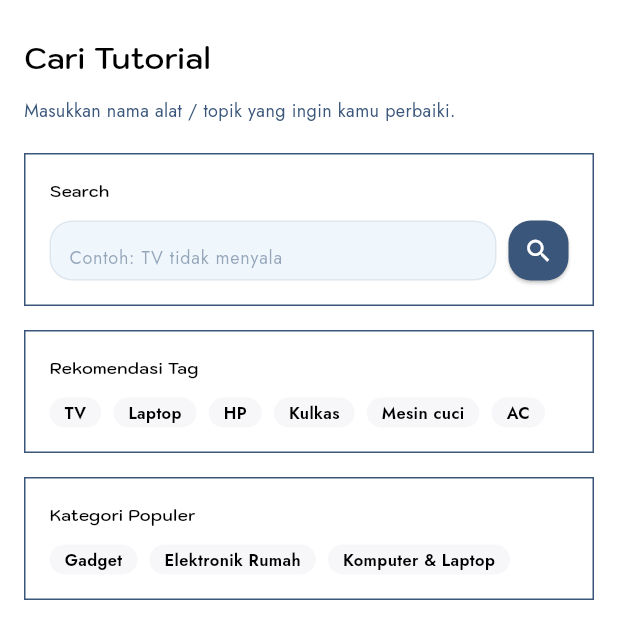
After one commit to terpalb24/PBL-TRPL310-Ufix-Panduan-servis-video, a Flutter app: the Search screen opened directly, on a phone screen of 412 x 824 dp. The commit adds this screen. Shown: the top 639 px of the screen. Run offline on Flutter 3.47's test engine with Material 3 defaults, Android fonts, the phone set to English and light mode, and no system bars; missing offline and left inert: media_kit, media_kit_video; accounts and stored records are empty; network calls fail.

Commit message:
for website

```diff
--- a/ufix_backend/package.json
+++ b/ufix_backend/package.json
@@ -16,6 +16,7 @@
     "dotenv": "^17.2.3",
     "express": "^5.1.0",
     "jsonwebtoken": "^9.0.2",
+    "lucide-react": "^0.561.0",
     "multer": "^2.0.2",
     "mysql2": "^3.15.3",
     "nodemon": "^3.1.9"
--- a/ufix_mobile/lib/main.dart
+++ b/ufix_mobile/lib/main.dart
@@ -12,7 +12,7 @@ import 'screen/login.dart';
 import 'screen/signup.dart';
 import 'screen/mainScreen.dart';
 import 'screen/history.dart';
-import 'screen/settings.dart';
+import 'screen/profile.dart';
 import 'screen/fakeplayer.dart';
 import 'screen/comments.dart';
 
@@ -39,7 +39,7 @@ class MyApp extends StatelessWidget {
         '/front': (context) => FrontScreen(), // Fixed: frontScreen -> FrontScreen
         '/searched_videos': (context) => SearchedVideos(),
         '/history': (context) => History(),
-        '/settings': (context) => Settings(),
+        '/profile': (context) => ProfilePage(),
         '/homepage':(context) => Homepage(),
         '/comments': (context) => CommentsScreen(),
       },
--- a/ufix_mobile/lib/screen/homepage.dart
+++ b/ufix_mobile/lib/screen/homepage.dart
@@ -85,7 +85,7 @@ class _HomepageState extends State<Homepage> {
 
   Future<void> _loadUserData() async {
     setState(() {
-      _userName = AuthManager.currentUser?.displayName ?? 'User';
+      _userName = AuthManager.currentUser?.displayName ?? 'displayName';
     });
   }
 
--- /dev/null
+++ b/ufix_mobile/lib/screen/search.dart
@@ -0,0 +1,250 @@
+// lib/screen/search.dart
+import 'package:flutter/material.dart';
+
+class Search extends StatefulWidget {
+  const Search({super.key});
+
+  @override
+  State<Search> createState() => _SearchState();
+}
+
+class _SearchState extends State<Search> {
+  final TextEditingController _searchController = TextEditingController();
+
+  void _openResult(String value) {
+    final query = value.trim();
+
+    if (query.isEmpty) {
+      ScaffoldMessenger.of(context).showSnackBar(
+        const SnackBar(content: Text('Masukkan minimal satu kata kunci / tag')),
+      );
+      return;
+    }
+
+    Navigator.pushNamed(
+      context,
+      '/searched_videos',
+      arguments: {'query': query},
+    );
+  }
+
+  @override
+  void dispose() {
+    _searchController.dispose();
+    super.dispose();
+  }
+
+  @override
+  Widget build(BuildContext context) {
+    return Scaffold(
+      body: Stack(
+        children: [
+          // Background
+          Container(
+            width: MediaQuery.of(context).size.width,
+            height: MediaQuery.of(context).size.height,
+            color: Colors.white,
+          ),
+
+          // Konten
+          SafeArea(
+            child: SingleChildScrollView(
+              padding: const EdgeInsets.all(16),
+              child: Column(
+                crossAxisAlignment: CrossAxisAlignment.start,
+                children: [
+                  const SizedBox(height: 8),
+                  const Text(
+                    'Cari Tutorial',
+                    style: TextStyle(
+                      color: Colors.black,
+                      fontSize: 20,
+                      fontFamily: 'Kodchasan',
+                      fontWeight: FontWeight.w600,
+                    ),
+                  ),
+                  const SizedBox(height: 12),
+                  const Text(
+                    'Masukkan nama alat / topik yang ingin kamu perbaiki.',
+                    style: TextStyle(
+                      color: Color(0xFF3A567A),
+                      fontSize: 12,
+                      fontFamily: 'Jost',
+                      fontWeight: FontWeight.w400,
+                    ),
+                  ),
+                  const SizedBox(height: 20),
+
+                  // Search box
+                  _buildSection(
+                    'Search',
+                    Row(
+                      children: [
+                        Expanded(
+                          child: Container(
+                            height: 40,
+                            padding: const EdgeInsets.symmetric(horizontal: 12),
+                            decoration: ShapeDecoration(
+                              color: const Color(0xFFF0F7FC),
+                              shape: RoundedRectangleBorder(
+                                side: const BorderSide(
+                                  width: 1,
+                                  color: Color(0x193A567A),
+                                ),
+                                borderRadius: BorderRadius.circular(15),
+                              ),
+                            ),
+                            child: Center(
+                              child: TextField(
+                                controller: _searchController,
+                                onSubmitted: _openResult,
+                                style: const TextStyle(
+                                  fontFamily: 'Jost',
+                                  fontSize: 12,
+                                  color: Colors.black,
+                                ),
+                                decoration: const InputDecoration(
+                                  border: InputBorder.none,
+                                  hintText: 'Contoh: TV tidak menyala',
+                                  hintStyle: TextStyle(
+                                    color: Color(0x803A567A),
+                                    fontSize: 12,
+                                    fontFamily: 'Jost',
+                                  ),
+                                ),
+                              ),
+                            ),
+                          ),
+                        ),
+                        const SizedBox(width: 8),
+                        SizedBox(
+                          height: 40,
+                          width: 40,
+                          child: ElevatedButton(
+                            style: ElevatedButton.styleFrom(
+                              backgroundColor: const Color(0xFF3A567A),
+                              padding: EdgeInsets.zero,
+                              shape: RoundedRectangleBorder(
+                                borderRadius: BorderRadius.circular(15),
+                              ),
+                            ),
+                            onPressed: () => _openResult(_searchController.text),
+                            child: const Icon(
+                              Icons.search,
+                              size: 20,
+                              color: Colors.white,
+                            ),
+                          ),
+                        ),
+                      ],
+                    ),
+                  ),
+
+                  const SizedBox(height: 16),
+
+                  // Recommended tags -> barang elektronik
+                  _buildSection(
+                    'Rekomendasi Tag',
+                    _buildRecommendedTags(),
+                  ),
+
+                  const SizedBox(height: 16),
+
+                  // Kategori populer -> elektronik juga
+                  _buildSection(
+                    'Kategori Populer',
+                    Wrap(
+                      spacing: 8,
+                      runSpacing: 8,
+                      children: [
+                        _buildTagButton('Gadget'),
+                        _buildTagButton('Elektronik Rumah'),
+                        _buildTagButton('Komputer & Laptop'),
+                      ],
+                    ),
+                  ),
+                ],
+              ),
+            ),
+          ),
+        ],
+      ),
+    );
+  }
+
+
+  Widget _buildSection(String title, Widget content) {
+    return Container(
+      width: double.infinity,
+      padding: const EdgeInsets.all(16),
+      decoration: BoxDecoration(
+        border: Border.all(
+          width: 1,
+          color: const Color(0xFF3A567A),
+        ),
+        color: Colors.white,
+      ),
+      child: Column(
+        crossAxisAlignment: CrossAxisAlignment.start,
+        children: [
+          Text(
+            title,
+            style: const TextStyle(
+              color: Colors.black,
+              fontSize: 11,
+              fontFamily: 'Kodchasan',
+              fontWeight: FontWeight.w600,
+            ),
+          ),
+          const SizedBox(height: 12),
+          content,
+        ],
+      ),
+    );
+  }
+
+  // ==== Rekomendasi Tag: sekarang elektronik ====
+  Widget _buildRecommendedTags() {
+    final tags = [
+      'TV',
+      'Laptop',
+      'HP',
+      'Kulkas',
+      'Mesin cuci',
+      'AC',
+    ];
+
+    return Wrap(
+      spacing: 8,
+      runSpacing: 8,
+      children: tags
+          .map(
+            (t) => GestureDetector(
+              onTap: () => _openResult(t),
+              child: _buildTagButton(t),
+            ),
+          )
+          .toList(),
+    );
+  }
+
+  // Tag pill
+  Widget _buildTagButton(String text) {
+    return Container(
+      padding: const EdgeInsets.symmetric(horizontal: 10, vertical: 2),
+      decoration: BoxDecoration(
+        color: const Color(0xFFF7F7FA),
+        borderRadius: BorderRadius.circular(10),
+      ),
+      child: Text(
+        text,
+        style: const TextStyle(
+          color: Colors.black,
+          fontSize: 11,
+          fontFamily: 'Jost',
+          fontWeight: FontWeight.w600,
+        ),
+      ),
+    );
+  }
+}
--- a/ufix_mobile/lib/services/api_service.dart
+++ b/ufix_mobile/lib/services/api_service.dart
@@ -59,13 +59,16 @@ class ApiService {
       String email, String password) async {
     try {
       final response = await http.post(
-        Uri.parse('$baseUrl/auth/login'),
+        Uri.parse('$baseUrl/auth/login-mobile'),
         headers: getHeaders(null),
         body: json.encode({
           'email': email,
           'password': password,
         }),
       );
+
+      print("LOGIN STATUS: ${response.statusCode}");
+      print("LOGIN BODY: ${response.body}");
 
       if (response.statusCode == 200 || response.statusCode == 201) {
         return json.decode(response.body);
```
Also changed, not shown: ufix_mobile/lib/screen/profile.dart (added, +226 -0 lines), ufix_mobile/lib/screen/settings.dart (deleted, +0 -247 lines), ufix_backend/package-lock.json, 7 other files.
